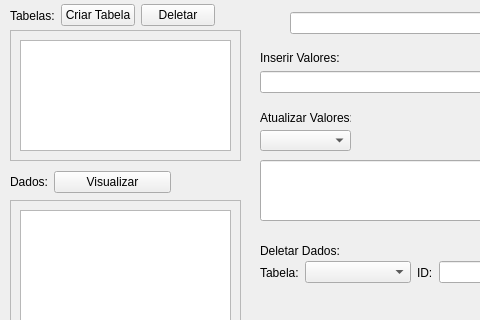
This is Gerenciador de Banco de Dados/Design/gerenciador.ui in j-victor-silva/projetos_python as Qt 5 draws it before an edit; both pictures show x 0 to 480 and y 0 to 320 of the 669 by 466 pixel window. The edited form follows.
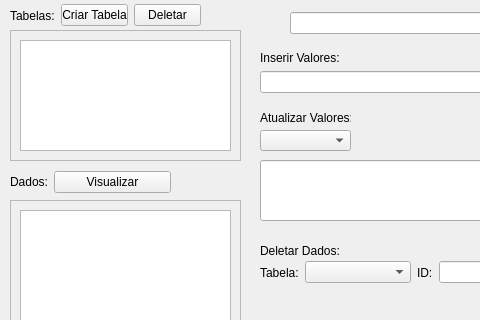
This is the edited form.

What changed in the file:
```diff
--- a/Gerenciador de Banco de Dados/Design/gerenciador.ui
+++ b/Gerenciador de Banco de Dados/Design/gerenciador.ui
@@ -191,7 +191,7 @@
      <rect>
       <x>10</x>
       <y>0</y>
-      <width>205</width>
+      <width>191</width>
       <height>31</height>
      </rect>
     </property>
```
Left out of the diff: 6 changed lines with no effect on the pictures.
